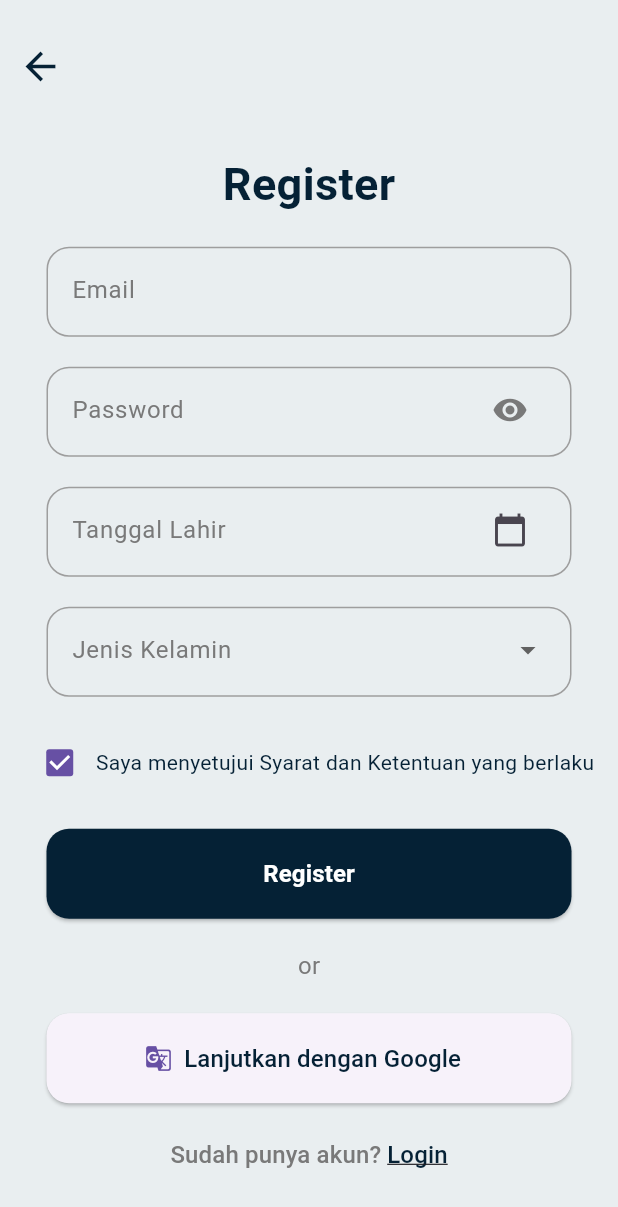
After one commit to mochammadcholilurrokhman/WRINKLYZE, a Flutter app: the screen it shows after launch, item 2 of the bottom bar chosen, after a tap on "Go to Register Page", on a phone screen of 412 x 824 dp. The commit adds this screen. Shown: the top 1207 px of the screen. Run offline on Flutter 3.47's test engine with Material 3 defaults, Android fonts, the phone set to English and light mode, and no system bars; our stand-ins replace animated_bottom_navigation_bar, camera, image_picker; Roboto replaces fonts that are missing (Poppins).

Commit message:
register

```diff
--- a/lib/main.dart
+++ b/lib/main.dart
@@ -4,6 +4,7 @@ import 'package:wrinklyze_6/pages/home_page.dart';
 import 'package:wrinklyze_6/pages/account_page.dart';
 import 'package:wrinklyze_6/pages/camera_page.dart';
 import 'package:wrinklyze_6/pages/splash_screen.dart';
+
 
 void main() {
   runApp(MyApp());
--- a/lib/pages/account_page.dart
+++ b/lib/pages/account_page.dart
@@ -1,4 +1,5 @@
 import 'package:flutter/material.dart';
+import 'package:wrinklyze_6/pages/register_page.dart';
 
 class AccountPage extends StatelessWidget {
   @override
@@ -8,7 +9,23 @@ class AccountPage extends StatelessWidget {
         title: Text('Account'),
       ),
       body: Center(
-        child: Text('Account Screen'),
+        child: Column(
+          mainAxisAlignment: MainAxisAlignment.center, // Pusatkan kolom secara vertikal
+          children: [
+            Text("Account screen."),
+            SizedBox(height: 20), // Tambah jarak antara teks dan tombol
+            ElevatedButton(
+              onPressed: () {
+                // Navigasi ke RegisterPage
+                Navigator.push(
+                  context,
+                  MaterialPageRoute(builder: (context) => RegisterPage()),
+                );
+              },
+              child: Text('Go to Register Page'),
+            ),
+          ],
+        ),
       ),
     );
   }
--- /dev/null
+++ b/lib/pages/register_page.dart
@@ -0,0 +1,292 @@
+import 'package:flutter/material.dart';
+
+class RegisterPage extends StatefulWidget {
+  @override
+  _RegisterPageState createState() => _RegisterPageState();
+}
+
+class _RegisterPageState extends State<RegisterPage> {
+  bool passwordVisible = true;
+
+  @override
+  void initState() {
+    super.initState();
+    passwordVisible = true;
+  }
+
+  @override
+  Widget build(BuildContext context) {
+    return Scaffold(
+      body: Stack(
+        children: [
+          Padding(
+            padding: const EdgeInsets.only(top: 66.0), // Padding from top
+            child: Center(
+              child: SingleChildScrollView(
+                child: Column(
+                  children: [
+                    const SizedBox(height: 5),
+                    const Text(
+                      'Register',
+                      style: TextStyle(
+                        fontFamily: 'Poppins',
+                        fontSize: 30,
+                        fontWeight: FontWeight.bold,
+                        color: Color(0xFF052135),
+                      ),
+                    ),
+                    const SizedBox(height: 20),
+                    Container(
+                      width: 350,
+                      height: 60,
+                      decoration: BoxDecoration(
+                        border: Border.all(color: Colors.grey),
+                        borderRadius: BorderRadius.circular(15),
+                      ),
+                      child: const Padding(
+                        padding: EdgeInsets.symmetric(horizontal: 16.0),
+                        child: TextField(
+                          keyboardType: TextInputType.emailAddress,
+                          decoration: InputDecoration(
+                            labelText: 'Email',
+                            labelStyle: TextStyle(
+                              fontFamily: 'Roboto',
+                              fontSize: 16,
+                              color: Color(0xFF797979),
+                            ),
+                            border: InputBorder.none,
+                          ),
+                        ),
+                      ),
+                    ),
+                    const SizedBox(height: 20),
+                    Container(
+                      width: 350,
+                      height: 60,
+                      decoration: BoxDecoration(
+                        border: Border.all(color: Colors.grey),
+                        borderRadius: BorderRadius.circular(15),
+                      ),
+                      child: StatefulBuilder(
+                        builder: (context, setState) {
+                          return Padding(
+                            padding: const EdgeInsets.symmetric(horizontal: 16.0),
+                            child: TextField(
+                              keyboardType: TextInputType.text,
+                              obscureText: passwordVisible,
+                              decoration: InputDecoration(
+                                labelText: 'Password',
+                                labelStyle: const TextStyle(
+                                  fontFamily: 'Roboto',
+                                  fontSize: 16,
+                                  color: Color(0xFF797979),
+                                ),
+                                border: InputBorder.none,
+                                suffixIcon: IconButton(
+                                  icon: Icon(
+                                    passwordVisible
+                                        ? Icons.visibility
+                                        : Icons.visibility_off,
+                                    color: const Color(0xFF797979),
+                                  ),
+                                  onPressed: () {
+                                    setState(() {
+                                      passwordVisible = !passwordVisible;
+                                    });
+                                  },
+                                ),
+                              ),
+                            ),
+                          );
+                        },
+                      ),
+                    ),
+                    const SizedBox(height: 20),
+                    Container(
+                      width: 350,
+                      height: 60,
+                      decoration: BoxDecoration(
+                        border: Border.all(color: Colors.grey),
+                        borderRadius: BorderRadius.circular(15),
+                      ),
+                      child: Padding(
+                        padding: const EdgeInsets.symmetric(horizontal: 16.0),
+                        child: TextField(
+                          decoration: InputDecoration(
+                            labelText: 'Tanggal Lahir',
+                            hintText: 'DD/MM/YYYY',
+                            labelStyle: const TextStyle(
+                              fontFamily: 'Roboto',
+                              fontSize: 16,
+                              color: Color(0xFF797979),
+                            ),
+                            border: InputBorder.none,
+                            suffixIcon: IconButton(
+                              icon: const Icon(Icons.calendar_today),
+                              onPressed: () {
+                                // Show date picker logic
+                              },
+                            ),
+                          ),
+                        ),
+                      ),
+                    ),
+                    const SizedBox(height: 20),
+                    Container(
+                      width: 350,
+                      height: 60,
+                      decoration: BoxDecoration(
+                        border: Border.all(color: Colors.grey),
+                        borderRadius: BorderRadius.circular(15),
+                      ),
+                      child: Padding(
+                        padding: const EdgeInsets.symmetric(horizontal: 16.0),
+                        child: DropdownButtonFormField<String>(
+                          decoration: const InputDecoration(
+                            labelText: 'Jenis Kelamin',
+                            labelStyle: TextStyle(
+                              fontFamily: 'Roboto',
+                              fontSize: 16,
+                              color: Color(0xFF797979),
+                            ),
+                            border: InputBorder.none,
+                          ),
+                          items: <String>['Pria', 'Wanita']
+                              .map<DropdownMenuItem<String>>((String value) {
+                            return DropdownMenuItem<String>(
+                              value: value,
+                              child: Text(value),
+                            );
+                          }).toList(),
+                          onChanged: (String? newValue) {
+                            // Handle change
+                          },
+                        ),
+                      ),
+                    ),
+                    const SizedBox(height: 20),
+                    Row(
+                      mainAxisAlignment: MainAxisAlignment.center,
+                      children: [
+                        Checkbox(
+                          value: true, // Set initial value here
+                          onChanged: (bool? value) {
+                            // Handle on change
+                          },
+                        ),
+                        GestureDetector(
+                          onTap: () {
+                            // Navigate to terms and conditions
+                          },
+                          child: const Text(
+                            'Saya menyetujui Syarat dan Ketentuan yang berlaku',
+                            style: TextStyle(
+                              fontFamily: 'Roboto',
+                              fontSize: 14,
+                              color: Color(0xFF052135),
+                            ),
+                          ),
+                        ),
+                      ],
+                    ),
+                    const SizedBox(height: 20),
+                    ElevatedButton(
+                      onPressed: () {
+                        // Implement registration logic
+                      },
+                      style: ElevatedButton.styleFrom(
+                        fixedSize: const Size(350, 60),
+                        shape: RoundedRectangleBorder(
+                          borderRadius: BorderRadius.circular(15),
+                        ),
+                        backgroundColor: const Color(0xFF052135),
+                      ),
+                      child: const Text(
+                        'Register',
+                        style: TextStyle(
+                          fontFamily: 'Poppins',
+                          fontWeight: FontWeight.w600,
+                          fontSize: 16,
+                          color: Colors.white,
+                        ),
+                      ),
+                    ),
+                    const SizedBox(height: 20),
+                    const Text(
+                      'or',
+                      style: TextStyle(
+                        fontFamily: 'Roboto',
+                        fontSize: 16,
+                        color: Color(0xFF797979),
+                      ),
+                    ),
+                    const SizedBox(height: 20),
+                    ElevatedButton.icon(
+                      onPressed: () {
+                        // Implement Google registration logic
+                      },
+                      icon: const Icon(Icons.g_translate),
+                      label: const Text(
+                        'Lanjutkan dengan Google',
+                        style: TextStyle(
+                          fontFamily: 'Poppins',
+                          fontSize: 16,
+                          color: Color(0xFF052135),
+                        ),
+                      ),
+                      style: ElevatedButton.styleFrom(
+                        fixedSize: const Size(350, 60),
+                        shape: RoundedRectangleBorder(
+                          borderRadius: BorderRadius.circular(15),
+                        ),
+                      ),
+                    ),
+                    const SizedBox(height: 10),
+                    TextButton(
+                      onPressed: () {
+                        // Navigate to login page
+                      },
+                      child: const Row(
+                        mainAxisSize: MainAxisSize.min,
+                        children: [
+                          Text(
+                            'Sudah punya akun?',
+                            style: TextStyle(
+                              fontFamily: 'Roboto',
+                              fontSize: 16,
+                              color: Color(0xFF797979),
+                            ),
+                          ),
+                          SizedBox(width: 4),
+                          Text(
+                            'Login',
+                            style: TextStyle(
+                              fontFamily: 'Roboto',
+                              fontSize: 16,
+                              color: Color(0xFF052135),
+                              decoration: TextDecoration.underline,
+                            ),
+                          ),
+                        ],
+                      ),
+                    ),
+                  ],
+                ),
+              ),
+            ),
+          ),
+          Positioned(
+            left: 3,
+            top: 20,
+            child: IconButton(
+              icon: const Icon(Icons.arrow_back, color: Color(0xFF052135), size: 30),
+              onPressed: () {
+                // Implement back logic
+              },
+            ),
+          ),
+        ],
+      ),
+    );
+  }
+}
```
